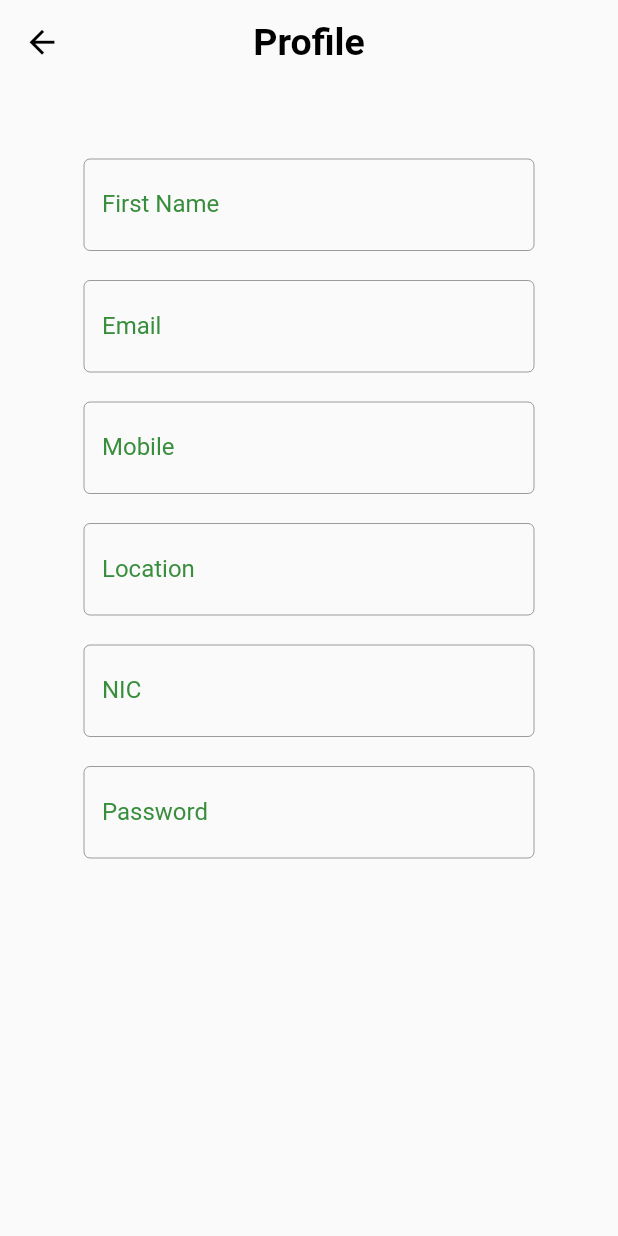
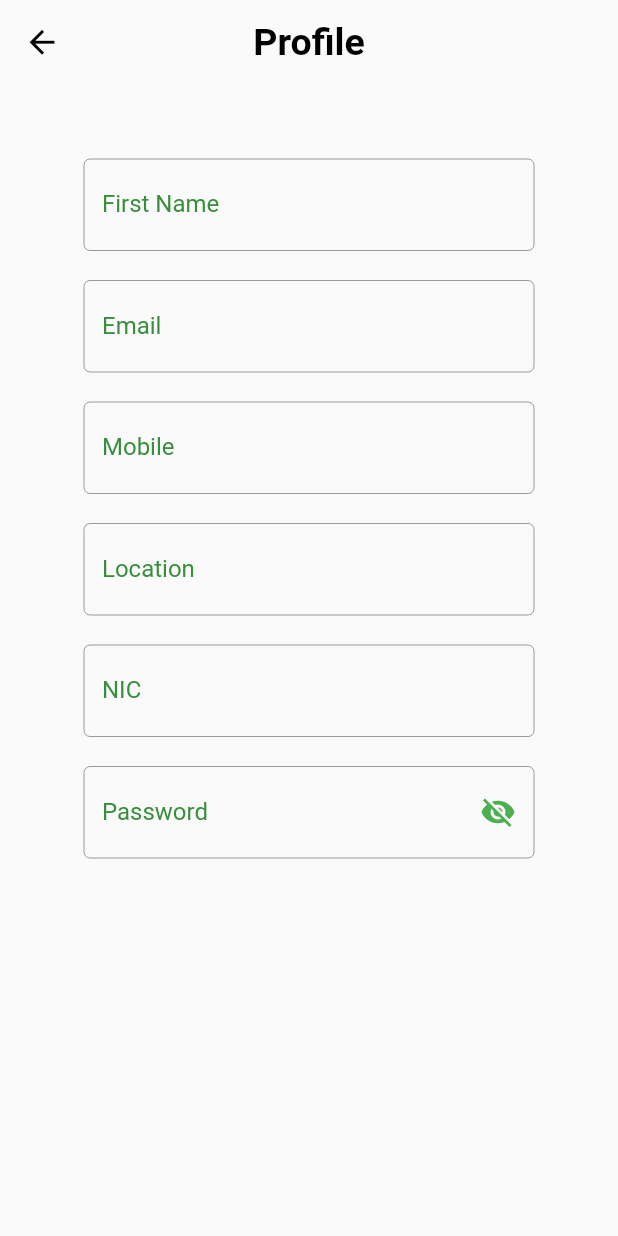
Before and after one commit to sandazz/waste_management_application, a Flutter app: the Account screen opened directly, on a phone screen of 412 x 824 dp. Run offline on Flutter 3.47's test engine with Material 2 defaults, Android fonts, the phone set to English and light mode, and no system bars; our stand-ins replace cloud_firestore, firebase_auth, firebase_core, flutter_fortune_wheel, line_icons; missing offline and left inert: flutter_barcode_scanner, mobile_scanner; accounts and stored records are empty.

Commit message:
nic update view - password visibility in collector and user accounts - redused the password validation in registration - update nic validations to new and old nic numbers - NIC data adding only required when registering as collector - add hash function to in the QuickPay API not finalized

```diff
--- a/lib/pages/collector/Account.dart
+++ b/lib/pages/collector/Account.dart
@@ -13,6 +13,7 @@ class Account extends StatefulWidget {
 class _AccountState extends State<Account> {
 
   final User currentUser = FirebaseAuth.instance.currentUser!;
+  bool _passwordVisible = false;
 
   final fnameController = TextEditingController();
   final locationController = TextEditingController();
@@ -243,34 +244,52 @@ class _AccountState extends State<Account> {
                 ),
               ),
               SizedBox(height: 20),
+              Stack(
+                alignment: Alignment.centerRight,
+                children: [
                   Container(
                     width: 300.0,
-                child: TextField(
+                    child: TextFormField(
+                      obscureText: !_passwordVisible,
                       decoration: InputDecoration(
                         labelText: 'Password',
                         labelStyle: TextStyle(
                           color: Colors.green[700],
-                      fontSize: 16.0,// Set the desired text color
+                          fontSize: 16.0,
                         ),
                         enabledBorder: OutlineInputBorder(
                           borderRadius: BorderRadius.all(Radius.circular(20.0)),
-                      borderSide:
-                      BorderSide(color: Colors.green, width: 0.0),
+                          borderSide: BorderSide(color: Colors.green, width: 0.0),
                         ),
                         focusedBorder: OutlineInputBorder(
                           borderRadius: BorderRadius.all(Radius.circular(20.0)),
-                      borderSide: BorderSide(color: Colors.green, width: 2.0), // Set the desired border color and width
+                          borderSide: BorderSide(color: Colors.green, width: 2.0),
                         ),
                         border: OutlineInputBorder(),
                       ),
                       style: TextStyle(
-                    color: Colors.black, // Set the desired text color
-                    fontSize: 18.0, // Set the desired text size
+                        color: Colors.black,
+                        fontSize: 18.0,
                       ),
                       textAlign: TextAlign.center,
                       controller: passwordController,
                       enabled: false,
                     ),
+                  ),
+                  IconButton(
+                    icon: Icon(
+                      // Based on passwordVisible state choose the icon
+                      _passwordVisible ? Icons.visibility : Icons.visibility_off,
+                      color: Colors.green,
+                    ),
+                    onPressed: () {
+                      // Update the state i.e. toogle the state of passwordVisible variable
+                      setState(() {
+                        _passwordVisible = !_passwordVisible;
+                      });
+                    },
+                  ),
+                ],
               ),
             ],
           ),
--- a/pubspec.yaml
+++ b/pubspec.yaml
@@ -46,6 +46,8 @@ dependencies:
   provider: ^6.0.5
   flutter_fortune_wheel: ^1.3.0
   line_icons: ^2.0.2
+  http: ^0.13.3
+  crypto: ^3.0.1
 
 
 dev_dependencies:
```
Also changed, not shown: lib/login/register.dart (+72 -58 lines), lib/pages/enduser/Account.dart (+26 -7 lines), lib/pages/enduser/RewardGiveAway.dart (+51 -0 lines), pubspec.lock. Lines whose indentation alone changed are shown as unchanged.
